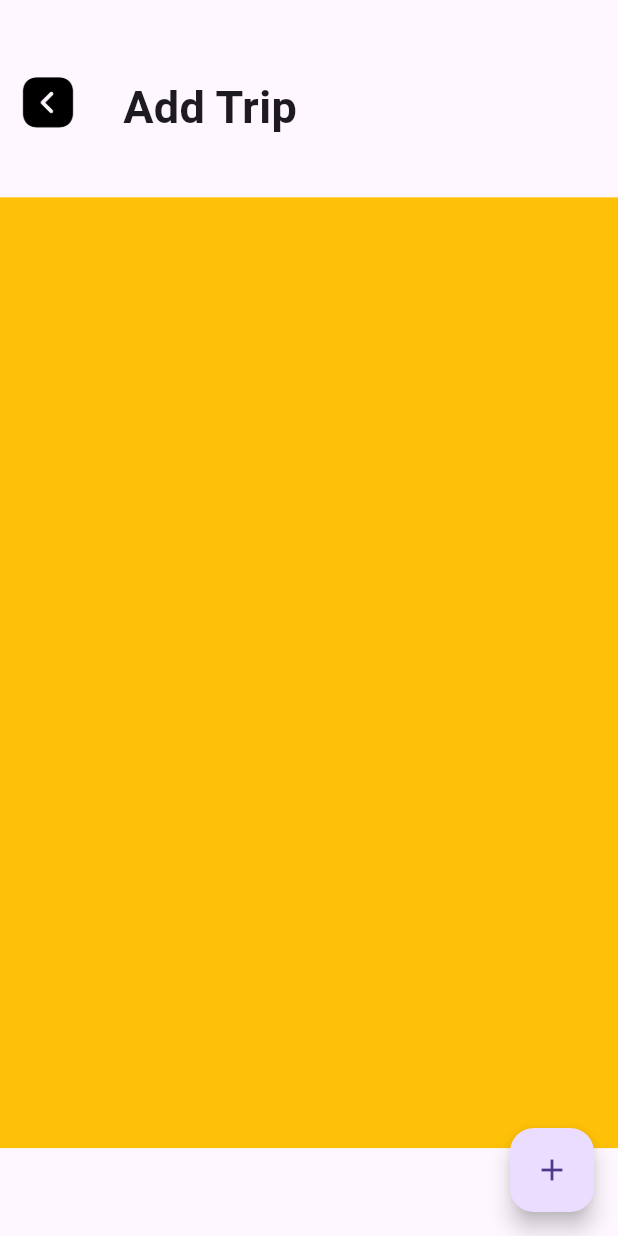
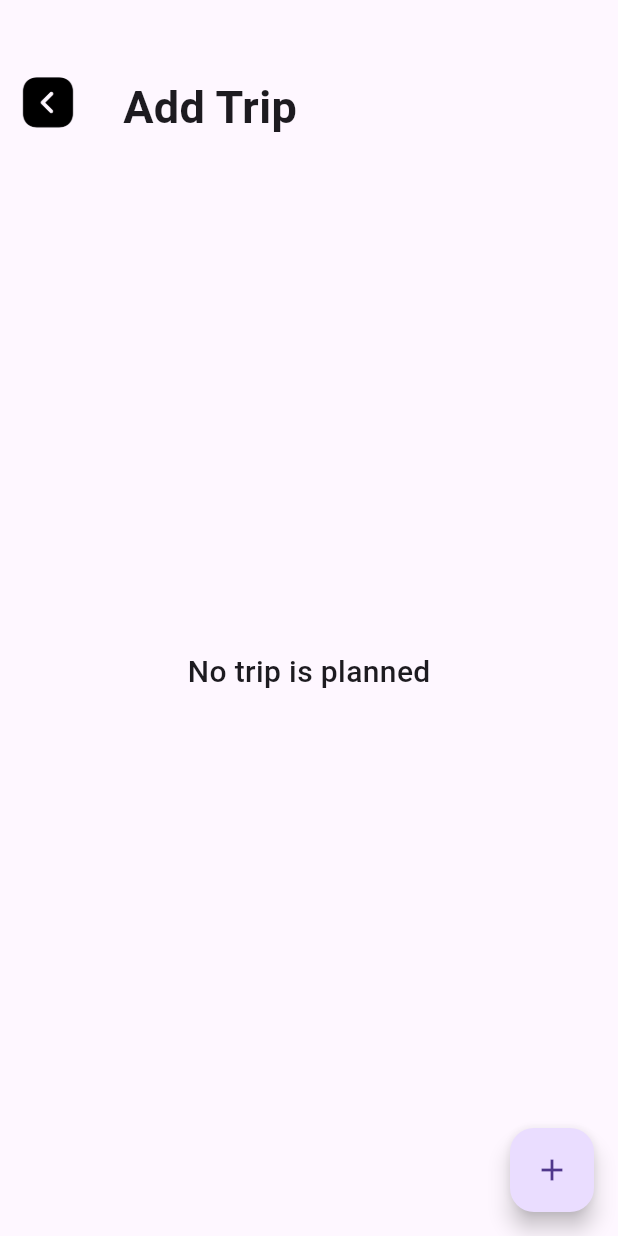
Before and after one commit to Aneeshsaju49AK/Travel_App_Andorid_TripMapp_Flutter, a Flutter app: the ActivityScreenWidget screen opened directly, on a phone screen of 412 x 824 dp. Run offline on Flutter 3.47's test engine with Material 3 defaults, Android fonts, the phone set to English and light mode, and no system bars; our stand-ins replace carousel_slider, dots_indicator, geocoding, geolocator, google_fonts, hive and 4 more; accounts and stored records are empty; Roboto replaces fonts that are missing (Abel).

Commit message:
just modified activity screen
deleted the unwanted colors  added condition if valueNotifier is empty and try to have default value in place selection its not completed

```diff
--- a/tripmakerflutterapp/lib/view/screens/user_Screen/activity_Screen.dart
+++ b/tripmakerflutterapp/lib/view/screens/user_Screen/activity_Screen.dart
@@ -56,14 +56,24 @@ class _ActivityScreenWidgetState extends State<ActivityScreenWidget> {
               const SizedBox(
                 height: 40,
               ),
-              Container(
+              SizedBox(
                 width: width / 1,
                 height: height / 1.3,
-                color: Colors.amber,
                 child: ValueListenableBuilder(
                   valueListenable: AddtripDB.instance.planTripNotifier,
                   builder: (context, valueList, _) {
                     print("the values on ${valueList.length}");
+                    if (valueList.isEmpty) {
+                      return Center(
+                        child: Text(
+                          "No trip is planned",
+                          style: GoogleFonts.abel(
+                            fontSize: 20,
+                            fontWeight: FontWeight.w500,
+                          ),
+                        ),
+                      );
+                    }
                     return ListView.builder(
                       itemCount: valueList.length,
                       itemBuilder: (
@@ -79,7 +89,6 @@ class _ActivityScreenWidgetState extends State<ActivityScreenWidget> {
                             width: width / 1,
                             height: height / 3.5,
                             decoration: const BoxDecoration(
-                              color: Colors.amber,
                               borderRadius: BorderRadius.all(
                                 Radius.circular(20),
                               ),
@@ -279,7 +288,7 @@ class _PopScreenAddTripState extends State<PopScreenAddTrip> {
         child: SingleChildScrollView(
           child: Container(
             width: width / 1,
-            color: Colors.amber,
+            color: Colors.amber[50],
             child: Form(
               key: _formKey,
               child: Column(
@@ -335,8 +344,11 @@ class _PopScreenAddTripState extends State<PopScreenAddTrip> {
                             SizedBox(
                               width: width / 1.4,
                               height: height / 4,
-                              child: getImageWidget(place?.images?[0] ??
-                                  "asset/imges/navigation_img/home-icon-silhouette.png"),
+                              child: getImageWidget(
+                                place?.images?.isEmpty ?? true
+                                    ? "/home/aneesh/Travel_App_Andorid_TripMapp_Flutter/tripmakerflutterapp/asset/imges/images (1).png"
+                                    : place!.images![0],
+                              ),
                             ),
                           ],
                         ),
```
